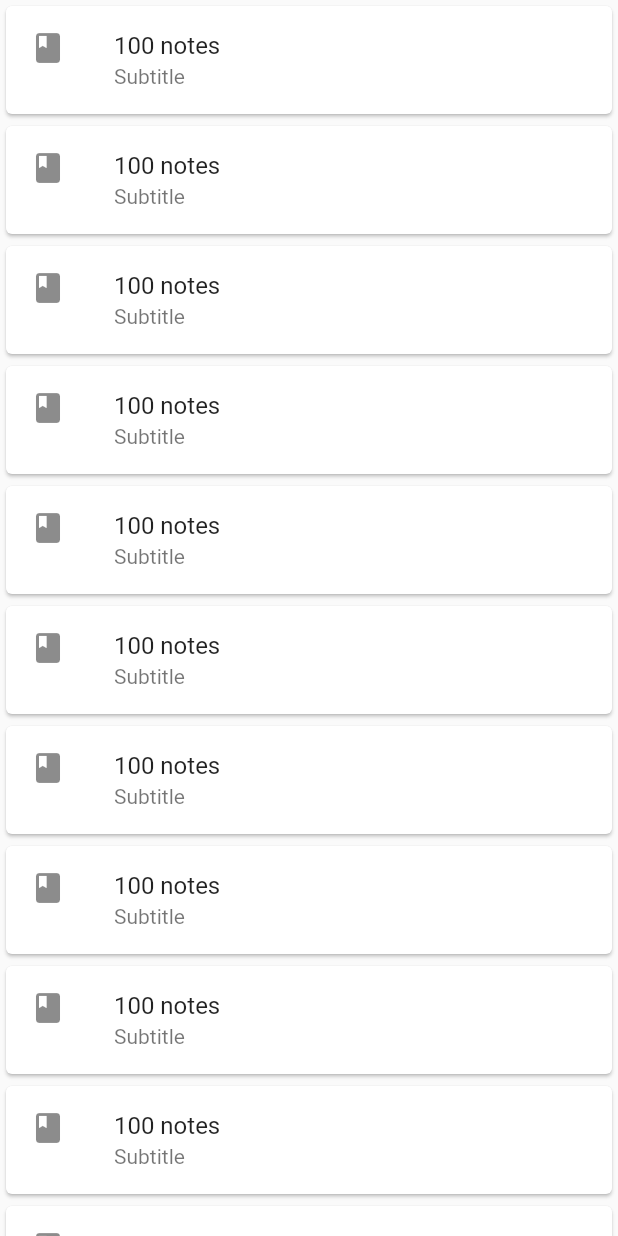
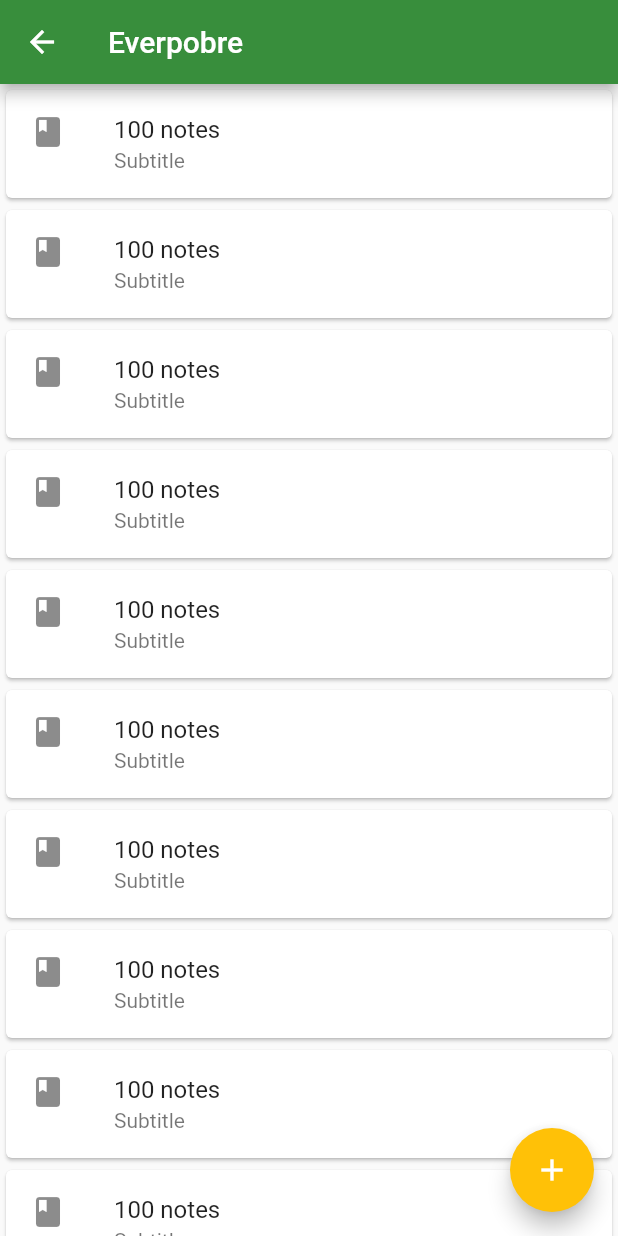
Before and after one commit to JavierLaguna/Everpobre, a Flutter app: the NotebooksListView screen opened directly, on a phone screen of 412 x 824 dp. Run offline on Flutter 3.47's test engine with Material 2 defaults, Android fonts, the phone set to English and light mode, and no system bars.

Commit message:
Add NotebooksListView route

```diff
--- a/lib/scenes/notebooks_scene.dart
+++ b/lib/scenes/notebooks_scene.dart
@@ -1,8 +1,11 @@
 import 'package:everpobre/domain/notebooks.dart';
 import 'package:everpobre/domain/notebook.dart';
+import 'package:everpobre/text_resources.dart';
 import 'package:flutter/material.dart';
 
 class NotebooksListView extends StatefulWidget {
+  static const routeName = "/";
+
   final Notebooks _model;
 
   const NotebooksListView(Notebooks model) : _model = model;
@@ -14,11 +17,22 @@ class NotebooksListView extends StatefulWidget {
 class _NotebooksListViewState extends State<NotebooksListView> {
   @override
   Widget build(BuildContext context) {
-    return ListView.builder(
-      itemCount: widget._model.length,
-      itemBuilder: (context, index) {
-        return NotebookSliver(widget._model[index]);
-      },
+    return Scaffold(
+      appBar: AppBar(
+        title: Text(TextResources.appName),
+      ),
+      body: ListView.builder(
+        itemCount: widget._model.length,
+        itemBuilder: (context, index) {
+          return NotebookSliver(widget._model[index]);
+        },
+      ),
+      floatingActionButton: FloatingActionButton(
+        onPressed: () {
+          // model.add(Note("Una nueva nota"));
+        },
+        child: const Icon(Icons.add),
+      ),
     );
   }
 }
--- a/lib/scenes/notes_scene.dart
+++ b/lib/scenes/notes_scene.dart
@@ -44,8 +44,8 @@ class NoteSliver extends StatefulWidget {
   final int index;
 
   const NoteSliver(Notebook notebook, int index)
-      : this.notebook = notebook,
-        this.index = index;
+      : notebook = notebook,
+        index = index;
 
   @override
   _NoteSliverState createState() => _NoteSliverState();
```
Also changed, not shown: lib/main.dart (+4 -13 lines).
